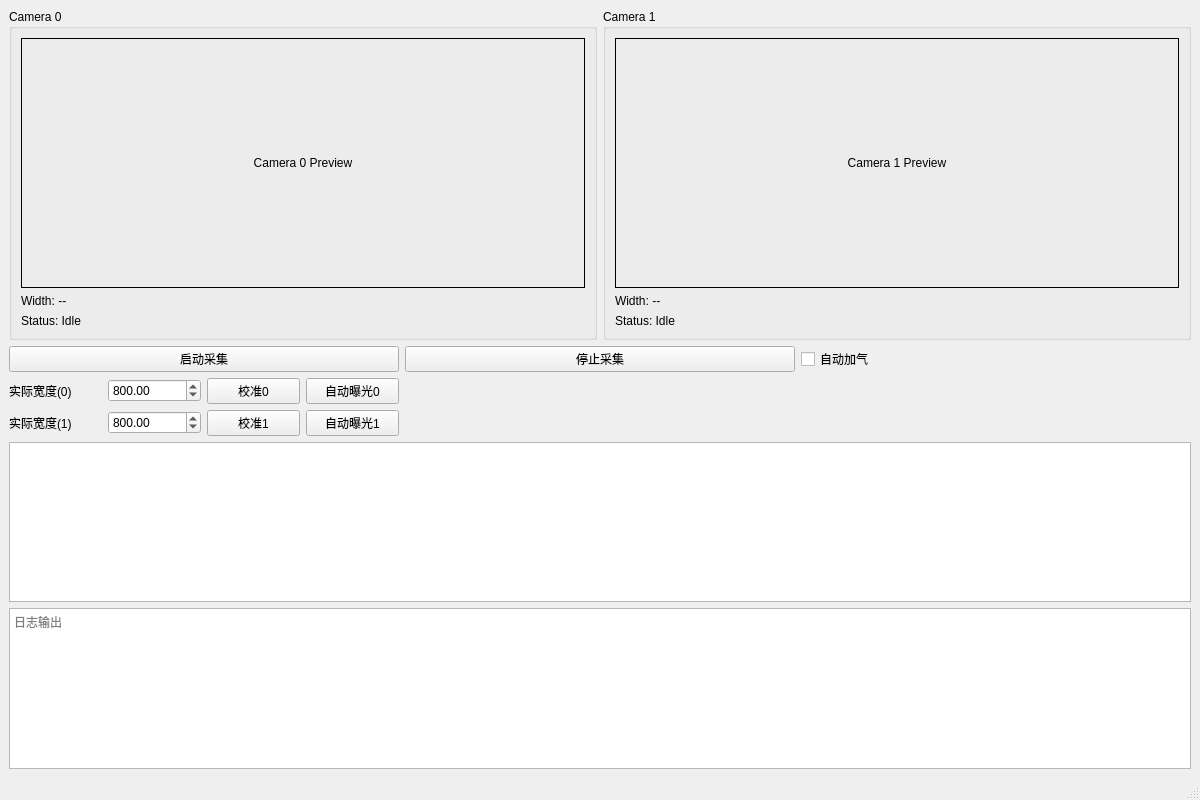
First picture: the form in xingaodaapp.ui, repository ba7lgj-dev/MyOpenCV, before the edit.
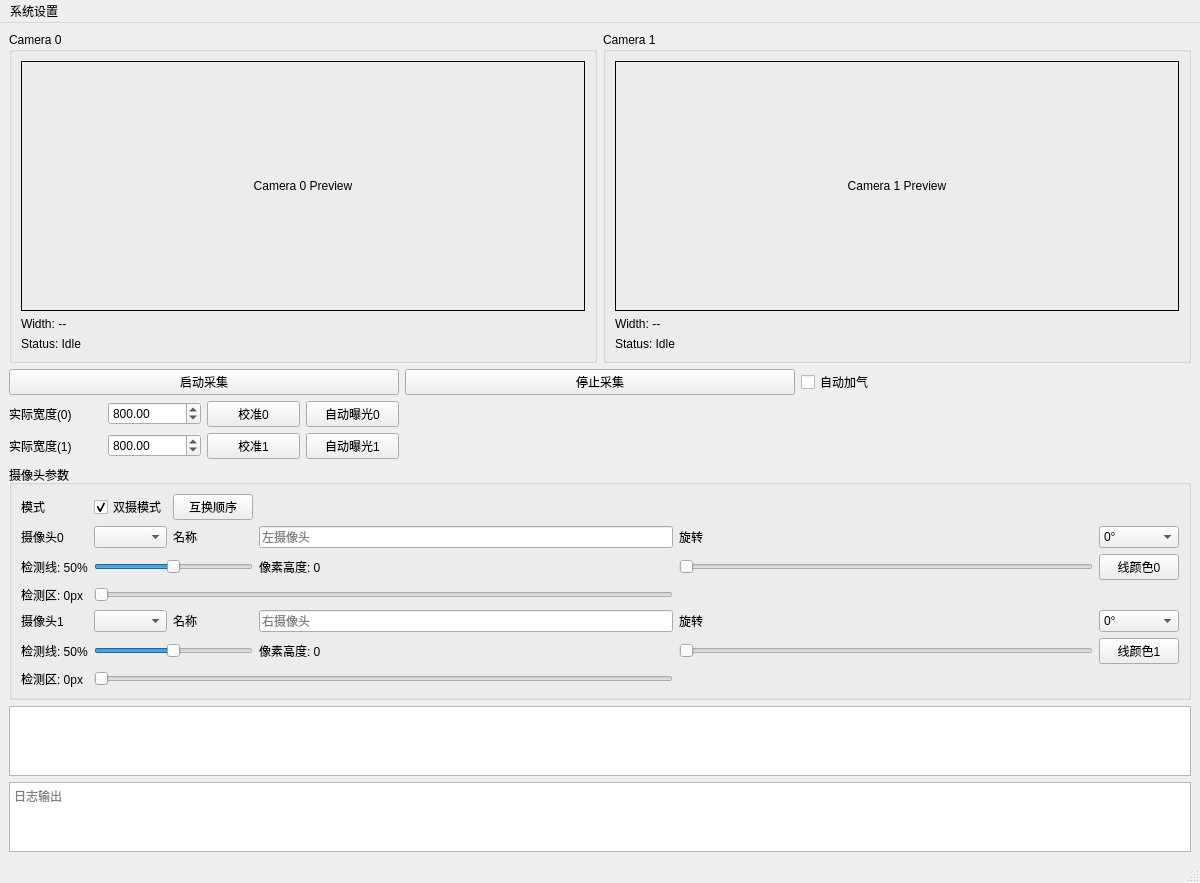
Second picture: the form after the edit. Custom widgets are drawn as their Qt base class.

Commit message: Add camera management controls and overlays

```diff
--- a/xingaodaapp.ui
+++ b/xingaodaapp.ui
@@ -198,6 +198,295 @@
       </item>
      </layout>
     </item>
+    <item>
+     <widget class="QGroupBox" name="groupCameraSettings">
+      <property name="title">
+       <string>摄像头参数</string>
+      </property>
+      <layout class="QGridLayout" name="gridCameraSettings">
+       <item row="0" column="0">
+        <widget class="QLabel" name="labelDual">
+         <property name="text">
+          <string>模式</string>
+         </property>
+        </widget>
+       </item>
+       <item row="0" column="1">
+        <widget class="QCheckBox" name="chkDualMode">
+         <property name="text">
+          <string>双摄模式</string>
+         </property>
+         <property name="checked">
+          <bool>true</bool>
+         </property>
+        </widget>
+       </item>
+       <item row="0" column="2">
+        <widget class="QPushButton" name="btnSwapCamera">
+         <property name="text">
+          <string>互换顺序</string>
+         </property>
+        </widget>
+       </item>
+       <item row="1" column="0">
+        <widget class="QLabel" name="labelCam0Title">
+         <property name="text">
+          <string>摄像头0</string>
+         </property>
+        </widget>
+       </item>
+       <item row="1" column="1">
+        <widget class="QComboBox" name="comboCamera0"/>
+       </item>
+       <item row="1" column="2">
+        <widget class="QLabel" name="labelName0">
+         <property name="text">
+          <string>名称</string>
+         </property>
+        </widget>
+       </item>
+       <item row="1" column="3">
+        <widget class="QLineEdit" name="editCamera0">
+         <property name="placeholderText">
+          <string>左摄像头</string>
+         </property>
+        </widget>
+       </item>
+       <item row="1" column="4">
+        <widget class="QLabel" name="labelRotation0">
+         <property name="text">
+          <string>旋转</string>
+         </property>
+        </widget>
+       </item>
+       <item row="1" column="5">
+        <widget class="QComboBox" name="comboRotation0">
+         <item>
+          <property name="text">
+           <string>0°</string>
+          </property>
+          <property name="userData">
+           <number>0</number>
+          </property>
+         </item>
+         <item>
+          <property name="text">
+           <string>90°</string>
+          </property>
+          <property name="userData">
+           <number>90</number>
+          </property>
+         </item>
+         <item>
+          <property name="text">
+           <string>180°</string>
+          </property>
+          <property name="userData">
+           <number>180</number>
+          </property>
+         </item>
+         <item>
+          <property name="text">
+           <string>270°</string>
+          </property>
+          <property name="userData">
+           <number>270</number>
+          </property>
+         </item>
+        </widget>
+       </item>
+       <item row="2" column="0">
+        <widget class="QLabel" name="labelLinePos0">
+         <property name="text">
+          <string>检测线: 50%</string>
+         </property>
+        </widget>
+       </item>
+       <item row="2" column="1" colspan="2">
+        <widget class="QSlider" name="sliderLine0">
+         <property name="maximum">
+          <number>100</number>
+         </property>
+         <property name="value">
+          <number>50</number>
+         </property>
+         <property name="orientation">
+          <enum>Qt::Horizontal</enum>
+         </property>
+        </widget>
+       </item>
+       <item row="2" column="3">
+        <widget class="QLabel" name="labelLineHeight0">
+         <property name="text">
+          <string>像素高度: 0</string>
+         </property>
+        </widget>
+       </item>
+       <item row="2" column="4">
+        <widget class="QSlider" name="sliderHeight0">
+         <property name="maximum">
+          <number>800</number>
+         </property>
+         <property name="orientation">
+          <enum>Qt::Horizontal</enum>
+         </property>
+        </widget>
+       </item>
+       <item row="2" column="5">
+        <widget class="QPushButton" name="btnColor0">
+         <property name="text">
+          <string>线颜色0</string>
+         </property>
+        </widget>
+       </item>
+       <item row="3" column="0">
+        <widget class="QLabel" name="labelRegion0">
+         <property name="text">
+          <string>检测区: 0px</string>
+         </property>
+        </widget>
+       </item>
+       <item row="3" column="1" colspan="3">
+        <widget class="QSlider" name="sliderRegion0">
+         <property name="maximum">
+          <number>800</number>
+         </property>
+         <property name="orientation">
+          <enum>Qt::Horizontal</enum>
+         </property>
+        </widget>
+       </item>
+       <item row="4" column="0">
+        <widget class="QLabel" name="labelCam1Title">
+         <property name="text">
+          <string>摄像头1</string>
+         </property>
+        </widget>
+       </item>
+       <item row="4" column="1">
+        <widget class="QComboBox" name="comboCamera1"/>
+       </item>
+       <item row="4" column="2">
+        <widget class="QLabel" name="labelName1">
+         <property name="text">
+          <string>名称</string>
+         </property>
+        </widget>
+       </item>
+       <item row="4" column="3">
+        <widget class="QLineEdit" name="editCamera1">
+         <property name="placeholderText">
+          <string>右摄像头</string>
+         </property>
+        </widget>
+       </item>
+       <item row="4" column="4">
+        <widget class="QLabel" name="labelRotation1">
+         <property name="text">
+          <string>旋转</string>
+         </property>
+        </widget>
+       </item>
+       <item row="4" column="5">
+        <widget class="QComboBox" name="comboRotation1">
+         <item>
+          <property name="text">
+           <string>0°</string>
+          </property>
+          <property name="userData">
+           <number>0</number>
+          </property>
+         </item>
+         <item>
+          <property name="text">
+           <string>90°</string>
+          </property>
+          <property name="userData">
+           <number>90</number>
+          </property>
+         </item>
+         <item>
+          <property name="text">
+           <string>180°</string>
+          </property>
+          <property name="userData">
+           <number>180</number>
+          </property>
+         </item>
+         <item>
+          <property name="text">
+           <string>270°</string>
+          </property>
+          <property name="userData">
+           <number>270</number>
+          </property>
+         </item>
+        </widget>
+       </item>
+       <item row="5" column="0">
+        <widget class="QLabel" name="labelLinePos1">
+         <property name="text">
+          <string>检测线: 50%</string>
+         </property>
+        </widget>
+       </item>
+       <item row="5" column="1" colspan="2">
+        <widget class="QSlider" name="sliderLine1">
+         <property name="maximum">
+          <number>100</number>
+         </property>
+         <property name="value">
+          <number>50</number>
+         </property>
+         <property name="orientation">
+          <enum>Qt::Horizontal</enum>
+         </property>
+        </widget>
+       </item>
+       <item row="5" column="3">
+        <widget class="QLabel" name="labelLineHeight1">
+         <property name="text">
+          <string>像素高度: 0</string>
+         </property>
+        </widget>
+       </item>
+       <item row="5" column="4">
+        <widget class="QSlider" name="sliderHeight1">
+         <property name="maximum">
+          <number>800</number>
+         </property>
+         <property name="orientation">
+          <enum>Qt::Horizontal</enum>
+         </property>
+        </widget>
+       </item>
+       <item row="5" column="5">
+        <widget class="QPushButton" name="btnColor1">
+         <property name="text">
+          <string>线颜色1</string>
+         </property>
+        </widget>
+       </item>
+       <item row="6" column="0">
+        <widget class="QLabel" name="labelRegion1">
+         <property name="text">
+          <string>检测区: 0px</string>
+         </property>
+        </widget>
+       </item>
+       <item row="6" column="1" colspan="3">
+        <widget class="QSlider" name="sliderRegion1">
+         <property name="maximum">
+          <number>800</number>
+         </property>
+         <property name="orientation">
+          <enum>Qt::Horizontal</enum>
+         </property>
+        </widget>
+       </item>
+      </layout>
+     </widget>
+    </item>
     <item>
      <widget class="QChartView" name="chartView"/>
     </item>
@@ -210,7 +499,44 @@
     </item>
    </layout>
   </widget>
-  <widget class="QMenuBar" name="menubar"/>
+  <widget class="QMenuBar" name="menubar">
+   <addaction name="menuSystem"/>
+   <widget class="QMenu" name="menuSystem">
+    <property name="title">
+     <string>系统设置</string>
+    </property>
+    <addaction name="actionCamera"/>
+    <addaction name="actionDetect"/>
+    <addaction name="actionAutoPump"/>
+    <addaction name="actionPush"/>
+    <addaction name="actionReset"/>
+   </widget>
+  </widget>
+  <action name="actionCamera">
+   <property name="text">
+    <string>摄像头管理</string>
+   </property>
+  </action>
+  <action name="actionDetect">
+   <property name="text">
+    <string>检测参数</string>
+   </property>
+  </action>
+  <action name="actionAutoPump">
+   <property name="text">
+    <string>自动加气配置</string>
+   </property>
+  </action>
+  <action name="actionPush">
+   <property name="text">
+    <string>推送配置</string>
+   </property>
+  </action>
+  <action name="actionReset">
+   <property name="text">
+    <string>恢复默认设置</string>
+   </property>
+  </action>
   <widget class="QStatusBar" name="statusbar"/>
  </widget>
  <customwidgets>
```
The commit also changes 7 other files.
